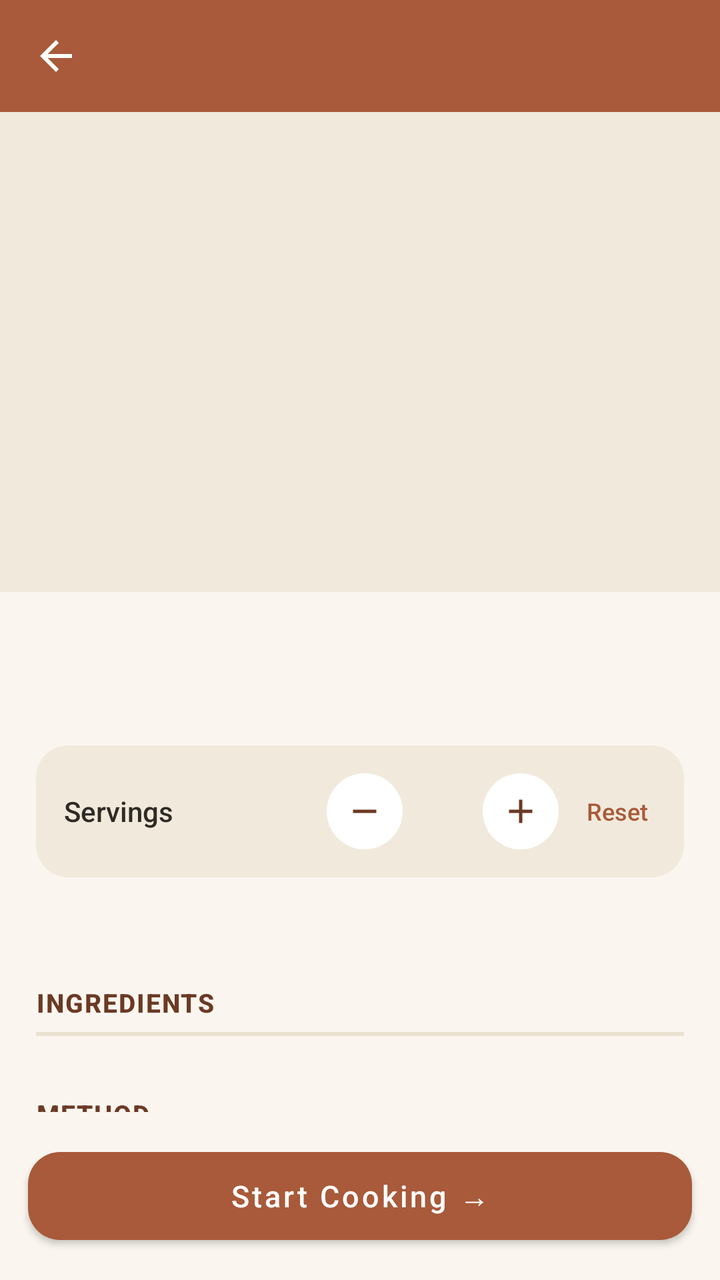
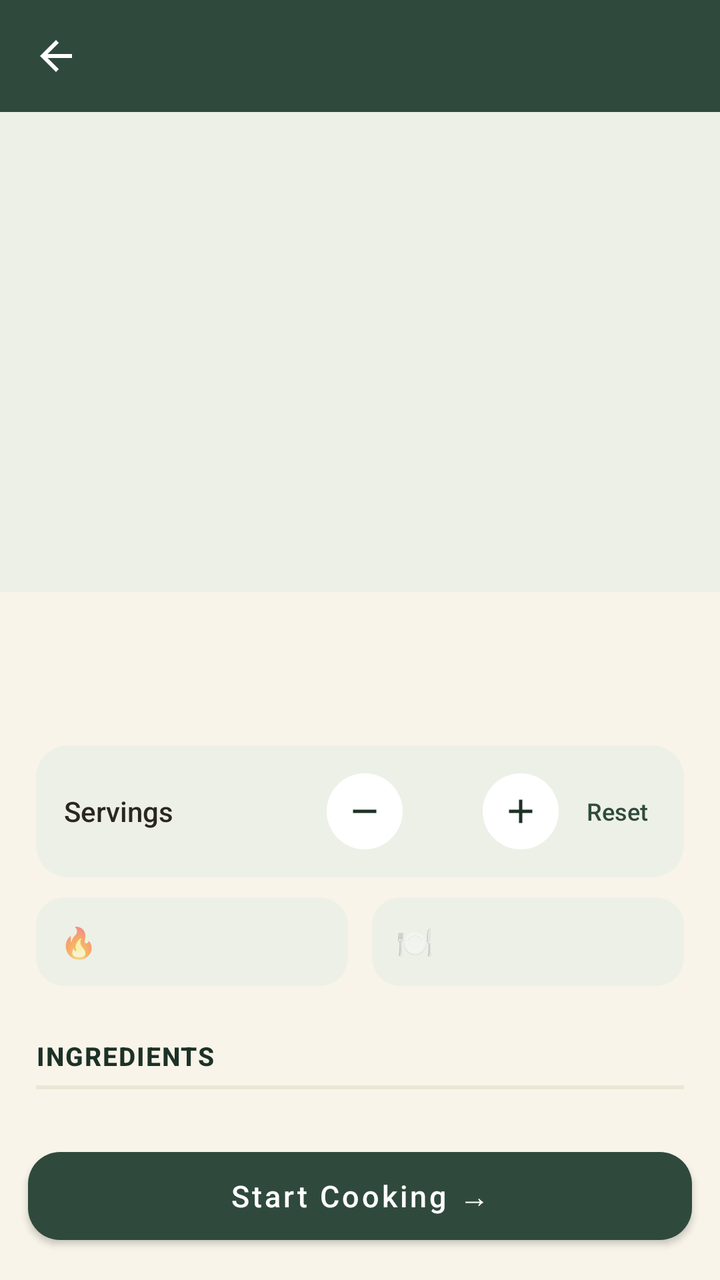

An Android layout rendered at two revisions. The XML below is the earlier revision; the diff shows what the commit changed to produce the second picture.
<!-- AndroidManifest.xml: application theme Theme.Aaswad -->
<!-- res/layout/activity_recipe_detail.xml -->
<?xml version="1.0" encoding="utf-8"?>
<LinearLayout xmlns:android="http://schemas.android.com/apk/res/android"
    xmlns:app="http://schemas.android.com/apk/res-auto"
    android:layout_width="match_parent"
    android:layout_height="match_parent"
    android:orientation="vertical"
    android:background="@color/background">

    <com.google.android.material.appbar.AppBarLayout
        android:layout_width="match_parent"
        android:layout_height="wrap_content"
        android:background="@color/primary"
        android:theme="@style/ThemeOverlay.MaterialComponents.Dark.ActionBar"
        app:elevation="2dp">

        <androidx.appcompat.widget.Toolbar
            android:id="@+id/detailToolbar"
            android:layout_width="match_parent"
            android:layout_height="?attr/actionBarSize"
            app:titleTextColor="@color/white"
            app:titleTextAppearance="@style/ToolbarTitleModern"
            app:navigationIcon="@drawable/ic_back" />

    </com.google.android.material.appbar.AppBarLayout>

    <androidx.core.widget.NestedScrollView
        android:layout_width="match_parent"
        android:layout_height="0dp"
        android:layout_weight="1"
        android:fillViewport="true">

        <LinearLayout
            android:layout_width="match_parent"
            android:layout_height="wrap_content"
            android:orientation="vertical"
            android:paddingBottom="24dp">

            <ImageView
                android:id="@+id/detailHeroImage"
                android:layout_width="match_parent"
                android:layout_height="240dp"
                android:scaleType="centerCrop"
                android:background="@color/chip_bg" />

            <LinearLayout
                android:layout_width="match_parent"
                android:layout_height="wrap_content"
                android:orientation="vertical"
                android:paddingStart="18dp"
                android:paddingEnd="18dp"
                android:paddingTop="16dp">

                <TextView
                    android:id="@+id/detailTitle"
                    android:layout_width="match_parent"
                    android:layout_height="wrap_content"
                    android:textSize="24sp"
                    android:fontFamily="serif"
                    android:textStyle="bold"
                    android:textColor="@color/primary_dark"
                    android:lineSpacingExtra="2dp" />

                <com.google.android.material.chip.ChipGroup
                    android:id="@+id/detailChipsRow"
                    android:layout_width="match_parent"
                    android:layout_height="wrap_content"
                    android:layout_marginTop="10dp"
                    app:chipSpacingHorizontal="6dp" />

                
                <androidx.cardview.widget.CardView
                    android:layout_width="match_parent"
                    android:layout_height="wrap_content"
                    android:layout_marginTop="18dp"
                    app:cardCornerRadius="16dp"
                    app:cardElevation="0dp"
                    app:cardBackgroundColor="@color/chip_bg">

                    <LinearLayout
                        android:layout_width="match_parent"
                        android:layout_height="wrap_content"
                        android:orientation="horizontal"
                        android:gravity="center_vertical"
                        android:padding="14dp">

                        <TextView
                            android:layout_width="0dp"
                            android:layout_height="wrap_content"
                            android:layout_weight="1"
                            android:text="Servings"
                            android:textSize="14sp"
                            android:fontFamily="sans-serif-medium"
                            android:textColor="@color/text_primary" />

                        <ImageButton
                            android:id="@+id/servingsMinusButton"
                            android:layout_width="38dp"
                            android:layout_height="38dp"
                            android:background="@drawable/serving_button_bg"
                            android:src="@drawable/ic_minus"
                            app:tint="@color/primary_dark"
                            android:contentDescription="Decrease servings" />

                        <TextView
                            android:id="@+id/servingsCountText"
                            android:layout_width="40dp"
                            android:layout_height="wrap_content"
                            android:gravity="center"
                            android:textSize="18sp"
                            android:fontFamily="sans-serif-medium"
                            android:textColor="@color/text_primary" />

                        <ImageButton
                            android:id="@+id/servingsPlusButton"
                            android:layout_width="38dp"
                            android:layout_height="38dp"
                            android:background="@drawable/serving_button_bg"
                            android:src="@drawable/ic_plus"
                            app:tint="@color/primary_dark"
                            android:contentDescription="Increase servings" />

                        <TextView
                            android:id="@+id/servingsResetText"
                            android:layout_width="wrap_content"
                            android:layout_height="wrap_content"
                            android:layout_marginStart="10dp"
                            android:text="Reset"
                            android:textSize="12sp"
                            android:fontFamily="sans-serif-medium"
                            android:textColor="@color/primary"
                            android:padding="4dp" />

                    </LinearLayout>

                </androidx.cardview.widget.CardView>

                <TextView
                    android:id="@+id/nutritionText"
                    android:layout_width="match_parent"
                    android:layout_height="wrap_content"
                    android:layout_marginTop="10dp"
                    android:textSize="13sp"
                    android:fontFamily="sans-serif-medium"
                    android:textColor="@color/text_secondary"
                    android:gravity="center" />

                <androidx.cardview.widget.CardView
                    android:id="@+id/airfryerTipCard"
                    android:layout_width="match_parent"
                    android:layout_height="wrap_content"
                    android:layout_marginTop="12dp"
                    app:cardCornerRadius="12dp"
                    app:cardElevation="0dp"
                    app:cardBackgroundColor="#F1EADC"
                    android:visibility="gone">

                    <LinearLayout
                        android:layout_width="match_parent"
                        android:layout_height="wrap_content"
                        android:orientation="horizontal"
                        android:padding="12dp">

                        <TextView
                            android:layout_width="wrap_content"
                            android:layout_height="wrap_content"
                            android:text="🔥"
                            android:textSize="14sp"
                            android:layout_marginEnd="8dp" />

                        <TextView
                            android:layout_width="0dp"
                            android:layout_height="wrap_content"
                            android:layout_weight="1"
                            android:text="Air Fryer Tip: Larger quantities may need to be cooked in multiple batches. Avoid overcrowding the basket for even cooking."
                            android:textSize="12.5sp"
                            android:fontFamily="sans-serif"
                            android:textColor="#6B5A2E"
                            android:lineSpacingExtra="2dp" />

                    </LinearLayout>

                </androidx.cardview.widget.CardView>

                
                <TextView
                    android:layout_width="wrap_content"
                    android:layout_height="wrap_content"
                    android:layout_marginTop="26dp"
                    android:text="INGREDIENTS"
                    android:textSize="13sp"
                    android:fontFamily="sans-serif-medium"
                    android:textStyle="bold"
                    android:textColor="@color/primary_dark"
                    android:letterSpacing="0.05" />

                <View
                    android:layout_width="match_parent"
                    android:layout_height="2dp"
                    android:layout_marginTop="6dp"
                    android:layout_marginBottom="4dp"
                    android:background="@color/divider" />

                <LinearLayout
                    android:id="@+id/ingredientsContainer"
                    android:layout_width="match_parent"
                    android:layout_height="wrap_content"
                    android:orientation="vertical" />

                
                <TextView
                    android:layout_width="wrap_content"
                    android:layout_height="wrap_content"
                    android:layout_marginTop="26dp"
                    android:text="METHOD"
                    android:textSize="13sp"
                    android:fontFamily="sans-serif-medium"
                    android:textStyle="bold"
                    android:textColor="@color/primary_dark"
                    android:letterSpacing="0.05" />

                <View
                    android:layout_width="match_parent"
                    android:layout_height="2dp"
                    android:layout_marginTop="6dp"
                    android:layout_marginBottom="10dp"
                    android:background="@color/divider" />

                <LinearLayout
                    android:id="@+id/stepsContainer"
                    android:layout_width="match_parent"
                    android:layout_height="wrap_content"
                    android:orientation="vertical" />

                
                <androidx.cardview.widget.CardView
                    android:id="@+id/tipCard"
                    android:layout_width="match_parent"
                    android:layout_height="wrap_content"
                    android:layout_marginTop="22dp"
                    app:cardCornerRadius="12dp"
                    app:cardElevation="0dp"
                    app:cardBackgroundColor="#F6EFDD"
                    android:visibility="gone">

                    <LinearLayout
                        android:layout_width="match_parent"
                        android:layout_height="wrap_content"
                        android:orientation="horizontal"
                        android:padding="14dp">

                        <TextView
                            android:layout_width="wrap_content"
                            android:layout_height="wrap_content"
                            android:text="💡"
                            android:textSize="16sp"
                            android:layout_marginEnd="10dp" />

                        <TextView
                            android:id="@+id/tipText"
                            android:layout_width="0dp"
                            android:layout_height="wrap_content"
                            android:layout_weight="1"
                            android:textSize="13.5sp"
                            android:fontFamily="sans-serif"
                            android:textColor="#5C5240"
                            android:lineSpacingExtra="3dp" />

                    </LinearLayout>

                </androidx.cardview.widget.CardView>

            </LinearLayout>

        </LinearLayout>

    </androidx.core.widget.NestedScrollView>

    <com.google.android.material.button.MaterialButton
        android:id="@+id/startCookingButton"
        android:layout_width="match_parent"
        android:layout_height="56dp"
        android:layout_margin="14dp"
        android:text="Start Cooking →"
        android:textSize="15sp"
        android:textAllCaps="false"
        app:backgroundTint="@color/primary"
        app:cornerRadius="16dp"
        android:textColor="@color/white"
        android:elevation="6dp" />

</LinearLayout>
<!-- resources referenced by this layout -->
<resources>
  <color name="background">#FAF6EF</color>
  <color name="chip_bg">#F1EADC</color>
  <color name="divider">#EAE0CF</color>
  <color name="primary">#A85A3A</color>
  <color name="primary_dark">#6B3A24</color>
  <color name="text_primary">#2E2A26</color>
  <color name="text_secondary">#8B7F6E</color>
  <color name="white">#FFFFFF</color>
  <!-- drawable ic_back (drawable) -->
  <vector xmlns:android="http://schemas.android.com/apk/res/android"
      android:width="24dp"
      android:height="24dp"
      android:viewportWidth="24"
      android:viewportHeight="24"
      android:tint="#FFFFFF">
      <path
          android:fillColor="#FF000000"
          android:pathData="M20,11H7.83l5.59,-5.59L12,4l-8,8 8,8 1.41,-1.41L7.83,13H20v-2z" />
  </vector>
  <!-- drawable ic_minus (drawable) -->
  <vector xmlns:android="http://schemas.android.com/apk/res/android"
      android:width="20dp" android:height="20dp"
      android:viewportWidth="24" android:viewportHeight="24">
      <path android:fillColor="#FF000000" android:pathData="M19,13H5v-2h14v2z"/>
  </vector>
  <!-- drawable ic_plus (drawable) -->
  <vector xmlns:android="http://schemas.android.com/apk/res/android"
      android:width="20dp" android:height="20dp"
      android:viewportWidth="24" android:viewportHeight="24">
      <path android:fillColor="#FF000000" android:pathData="M19,13h-6v6h-2v-6H5v-2h6V5h2v6h6v2z"/>
  </vector>
  <!-- drawable serving_button_bg (drawable) -->
  <?xml version="1.0" encoding="utf-8"?>
  <ripple xmlns:android="http://schemas.android.com/apk/res/android"
      android:color="@color/divider">
      <item>
          <shape android:shape="oval">
              <solid android:color="@color/surface" />
          </shape>
      </item>
  </ripple>
  <style name="ToolbarTitleModern" parent="TextAppearance.Widget.AppCompat.Toolbar.Title">
          <item name="android:textSize">22sp</item>
          <item name="android:fontFamily">sans-serif-medium</item>
          <item name="android:letterSpacing">0.01</item>
      </style>
  <style name="Theme.Aaswad" parent="Theme.MaterialComponents.DayNight.NoActionBar">
          <item name="colorPrimary">@color/primary</item>
          <item name="colorPrimaryDark">@color/primary_dark</item>
          <item name="colorAccent">@color/primary</item>
          <item name="android:windowBackground">@color/background</item>
          <item name="android:statusBarColor">@color/primary_dark</item>
      </style>
  <color name="surface">#FFFFFF</color>
</resources>

<!-- the commit's change to res/layout/activity_recipe_detail.xml (unified diff, before → after) -->
@@ -134,6 +134,85 @@
 
                 </androidx.cardview.widget.CardView>
 
+                <LinearLayout
+                    android:id="@+id/nutritionRow"
+                    android:layout_width="match_parent"
+                    android:layout_height="wrap_content"
+                    android:layout_marginTop="10dp"
+                    android:orientation="horizontal">
+
+                    <androidx.cardview.widget.CardView
+                        android:layout_width="0dp"
+                        android:layout_height="wrap_content"
+                        android:layout_weight="1"
+                        android:layout_marginEnd="6dp"
+                        app:cardCornerRadius="14dp"
+                        app:cardElevation="0dp"
+                        app:cardBackgroundColor="@color/chip_bg">
+
+                        <LinearLayout
+                            android:layout_width="match_parent"
+                            android:layout_height="wrap_content"
+                            android:orientation="horizontal"
+                            android:gravity="center_vertical"
+                            android:padding="12dp">
+
+                            <TextView
+                                android:layout_width="wrap_content"
+                                android:layout_height="wrap_content"
+                                android:text="🔥"
+                                android:textSize="15sp"
+                                android:layout_marginEnd="8dp" />
+
+                            <TextView
+                                android:id="@+id/kcalPerServingText"
+                                android:layout_width="wrap_content"
+                                android:layout_height="wrap_content"
+                                android:textSize="12.5sp"
+                                android:fontFamily="sans-serif-medium"
+                                android:textColor="@color/text_primary" />
+
+                        </LinearLayout>
+
+                    </androidx.cardview.widget.CardView>
+
+                    <androidx.cardview.widget.CardView
+                        android:layout_width="0dp"
+                        android:layout_height="wrap_content"
+                        android:layout_weight="1"
+                        android:layout_marginStart="6dp"
+                        app:cardCornerRadius="14dp"
+                        app:cardElevation="0dp"
+                        app:cardBackgroundColor="@color/chip_bg">
+
+                        <LinearLayout
+                            android:layout_width="match_parent"
+                            android:layout_height="wrap_content"
+                            android:orientation="horizontal"
+                            android:gravity="center_vertical"
+                            android:padding="12dp">
+
+                            <TextView
+                                android:layout_width="wrap_content"
+                                android:layout_height="wrap_content"
+                                android:text="🍽"
+                                android:textSize="15sp"
+                                android:layout_marginEnd="8dp" />
+
+                            <TextView
+                                android:id="@+id/kcalTotalText"
+                                android:layout_width="wrap_content"
+                                android:layout_height="wrap_content"
+                                android:textSize="12.5sp"
+                                android:fontFamily="sans-serif-medium"
+                                android:textColor="@color/text_primary" />
+
+                        </LinearLayout>
+
+                    </androidx.cardview.widget.CardView>
+
+                </LinearLayout>
+
                 <TextView
                     android:id="@+id/nutritionText"
                     android:layout_width="match_parent"
@@ -142,7 +221,8 @@
                     android:textSize="13sp"
                     android:fontFamily="sans-serif-medium"
                     android:textColor="@color/text_secondary"
-                    android:gravity="center" />
+                    android:gravity="center"
+                    android:visibility="gone" />
 
                 <androidx.cardview.widget.CardView
                     android:id="@+id/airfryerTipCard"
<!-- resource entries referenced after the edit -->
@@ -1,12 +1,12 @@
 <!-- resources referenced by this layout -->
 <resources>
-  <color name="background">#FAF6EF</color>
-  <color name="chip_bg">#F1EADC</color>
-  <color name="divider">#EAE0CF</color>
-  <color name="primary">#A85A3A</color>
-  <color name="primary_dark">#6B3A24</color>
-  <color name="text_primary">#2E2A26</color>
-  <color name="text_secondary">#8B7F6E</color>
+  <color name="background">#F8F4E9</color>
+  <color name="chip_bg">#EDF0E6</color>
+  <color name="divider">#EDE6D6</color>
+  <color name="primary">#2F4A3C</color>
+  <color name="primary_dark">#1D3126</color>
+  <color name="text_primary">#2B2620</color>
+  <color name="text_secondary">#8A8070</color>
   <color name="white">#FFFFFF</color>
   <!-- drawable ic_back (drawable) -->
   <vector xmlns:android="http://schemas.android.com/apk/res/android"
